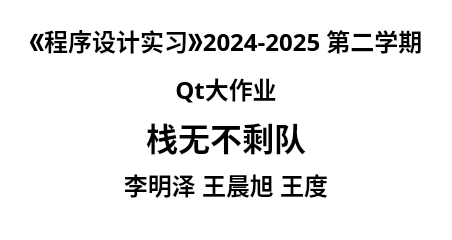
First picture: the form in PKUCourseRadar/aboutus.ui, repository DynamicCast03/PKUCourseRadar, before the edit.
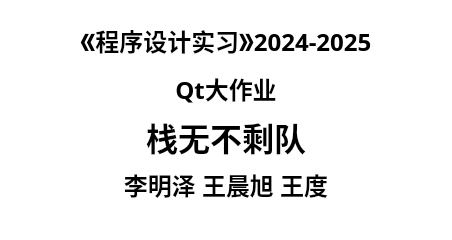
Second picture: the form after the edit.

Diff of the .ui file:
```diff
--- a/PKUCourseRadar/aboutus.ui
+++ b/PKUCourseRadar/aboutus.ui
@@ -39,7 +39,7 @@
       </font>
      </property>
      <property name="text">
-      <string>&lt;html&gt;&lt;head/&gt;&lt;body&gt;&lt;p align=&quot;center&quot;&gt;&lt;span style=&quot; font-size:18pt;&quot;&gt;《程序设计实习》2024-2025 第二学期&lt;/span&gt;&lt;/p&gt;&lt;p align=&quot;center&quot;&gt;&lt;span style=&quot; font-size:18pt;&quot;&gt;Qt大作业&lt;/span&gt;&lt;/p&gt;&lt;/body&gt;&lt;/html&gt;</string>
+      <string>&lt;html&gt;&lt;head/&gt;&lt;body&gt;&lt;p align=&quot;center&quot;&gt;&lt;span style=&quot; font-size:18pt;&quot;&gt;《程序设计实习》2024-2025&lt;/span&gt;&lt;/p&gt;&lt;p align=&quot;center&quot;&gt;&lt;span style=&quot; font-size:18pt;&quot;&gt;Qt大作业&lt;/span&gt;&lt;/p&gt;&lt;/body&gt;&lt;/html&gt;</string>
      </property>
      <property name="alignment">
       <set>Qt::AlignmentFlag::AlignCenter</set>
```
